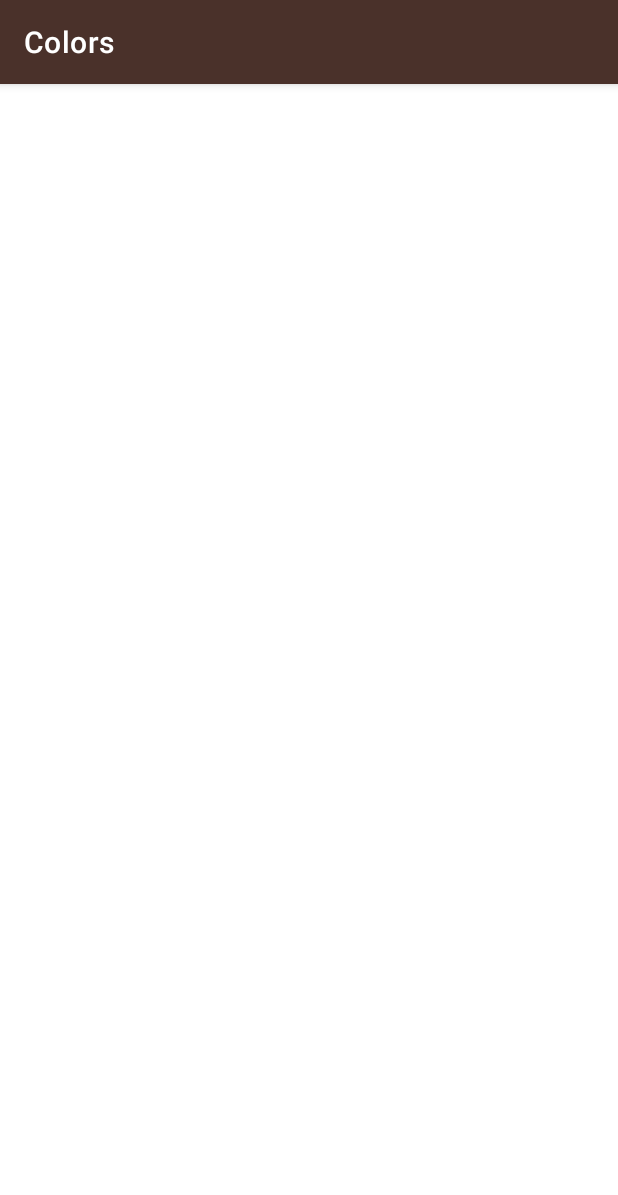
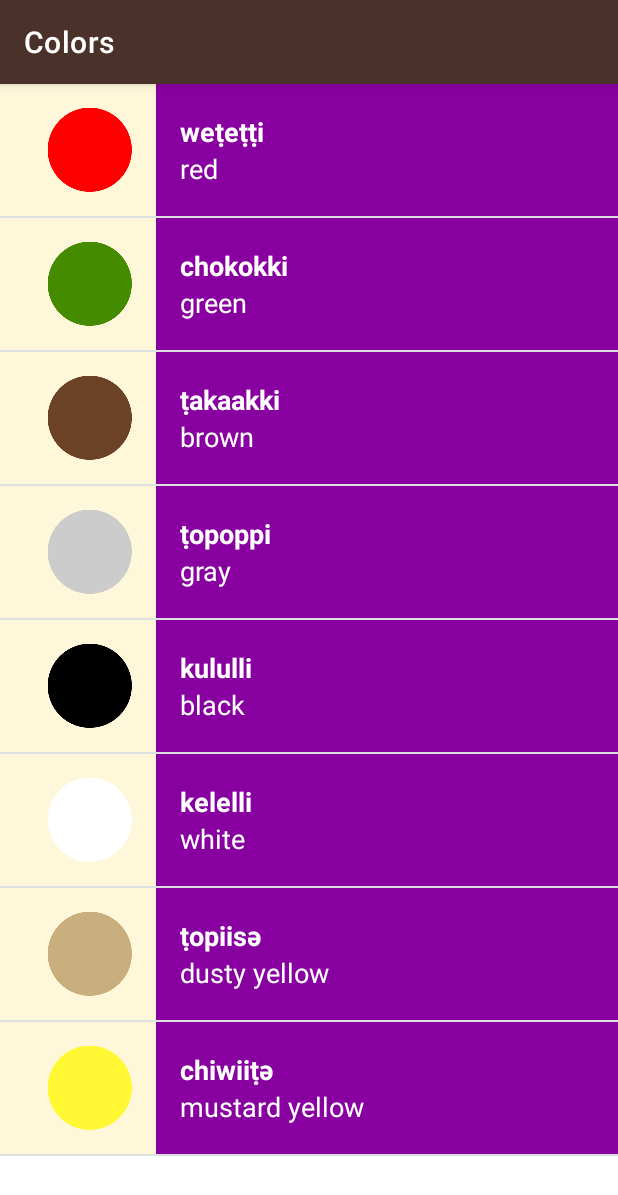
Before and after one commit to Arsonist-Cook/Desenvolvimento-Android_Trilha-Basica, an Android app: the ColorsActivity screen opened directly, with no data from a screen before it, on a phone screen of 412 x 824 dp. Shown: the top 1195 px of the screen. Run offline under Robolectric (Android 15) with nearby library versions, the phone set to English and light mode, and no system bars.

Commit message:
Polish UI

```diff
--- a/Multiscreen Apps/Miwok/app/src/main/java/com/example/android/miwok/ColorsActivity.kt
+++ b/Multiscreen Apps/Miwok/app/src/main/java/com/example/android/miwok/ColorsActivity.kt
@@ -2,10 +2,25 @@ package com.example.android.miwok
 
 import androidx.appcompat.app.AppCompatActivity
 import android.os.Bundle
+import android.widget.ListView
 
 class ColorsActivity : AppCompatActivity() {
     override fun onCreate(savedInstanceState: Bundle?) {
         super.onCreate(savedInstanceState)
         setContentView(R.layout.activity_colors)
+
+        val words: ArrayList<Word> = ArrayList<Word>()
+        words.add(Word("red", "weṭeṭṭi", R.drawable.color_red))
+        words.add(Word("green", "chokokki", R.drawable.color_green))
+        words.add(Word("brown", "ṭakaakki", R.drawable.color_brown))
+        words.add(Word("gray", "ṭopoppi", R.drawable.color_gray))
+        words.add(Word("black", "kululli", R.drawable.color_black))
+        words.add(Word("white", "kelelli", R.drawable.color_white))
+        words.add(Word("dusty yellow", "ṭopiisә", R.drawable.color_dusty_yellow))
+        words.add(Word("mustard yellow", "chiwiiṭә", R.drawable.color_mustard_yellow))
+
+        val listAdapter: WordAdapter = WordAdapter(this, words, R.color.category_colors)
+        val listView: ListView = findViewById(R.id.list)
+        listView.adapter = listAdapter
     }
 }
--- a/Multiscreen Apps/Miwok/app/src/main/java/com/example/android/miwok/WordAdapter.kt
+++ b/Multiscreen Apps/Miwok/app/src/main/java/com/example/android/miwok/WordAdapter.kt
@@ -6,24 +6,34 @@ import android.view.View
 import android.view.ViewGroup
 import android.widget.ArrayAdapter
 import android.widget.ImageView
+import android.widget.LinearLayout
 import android.widget.TextView
+import androidx.core.content.ContextCompat
+import java.util.*
+import kotlin.collections.ArrayList
 
-class WordAdapter(context: Context, words: ArrayList<Word>) :
+class WordAdapter(context: Context, words: ArrayList<Word>, catColor: Int) :
     ArrayAdapter<Word>(context, 0, words) {
+    private val categoryColor: Int = catColor
 
     override fun getView(position: Int, convertView: View?, parent: ViewGroup): View {
         // Check if the existing view is being reused, otherwise inflate the view
         val listItemView: View =
             convertView ?: LayoutInflater.from(context).inflate(R.layout.list_item, parent, false)
 
-        // Get the {@link Word} object located at this position in the list
         val word: Word? = getItem(position)
+
         val imageView: ImageView? = listItemView.findViewById(R.id.image)
+
         if (word?.hasImage() == true) {
-            word?.imageResourceId?.let { return@let imageView?.setImageResource(it) }
+            word.imageResourceId.let { return@let imageView?.setImageResource(it) }
         } else {
             imageView?.visibility = View.GONE
         }
+
+        val itemContent: LinearLayout? = listItemView.findViewById(R.id.item_content)
+        itemContent?.setBackgroundColor(ContextCompat.getColor(context, categoryColor))
+
         val defaultTextView: TextView? = listItemView.findViewById(R.id.default_text_view)
         defaultTextView?.text = word?.defaultTranslation
 
--- a/Multiscreen Apps/Miwok/app/src/main/res/layout/activity_colors.xml
+++ b/Multiscreen Apps/Miwok/app/src/main/res/layout/activity_colors.xml
@@ -1,9 +1,7 @@
 <?xml version="1.0" encoding="utf-8"?>
-<androidx.constraintlayout.widget.ConstraintLayout xmlns:android="http://schemas.android.com/apk/res/android"
-    xmlns:app="http://schemas.android.com/apk/res-auto"
+<ListView xmlns:android="http://schemas.android.com/apk/res/android"
     xmlns:tools="http://schemas.android.com/tools"
+    android:id="@+id/list"
     android:layout_width="match_parent"
     android:layout_height="match_parent"
-    tools:context=".ColorsActivity">
-
-</androidx.constraintlayout.widget.ConstraintLayout>
+    tools:context=".ColorsActivity" />
--- a/Multiscreen Apps/Miwok/app/src/main/res/layout/activity_numbers.xml
+++ b/Multiscreen Apps/Miwok/app/src/main/res/layout/activity_numbers.xml
@@ -3,6 +3,5 @@
     xmlns:tools="http://schemas.android.com/tools"
     android:id="@+id/list"
     android:layout_width="match_parent"
-    android:layout_height="match_parent">
-
-</ListView>
+    android:layout_height="match_parent"
+    tools:context=".NumbersActivity" />
--- a/Multiscreen Apps/Miwok/app/src/main/res/layout/list_item.xml
+++ b/Multiscreen Apps/Miwok/app/src/main/res/layout/list_item.xml
@@ -6,18 +6,19 @@
     android:background="@color/tan_background"
     android:gravity="center_vertical"
     android:orientation="horizontal"
-    android:minHeight="@dimen/list_item_height"
-    android:paddingLeft="@dimen/activity_horizontal_margin">
+    android:minHeight="@dimen/list_item_height">
 
     <ImageView
         android:id="@+id/image"
         android:layout_width="@dimen/list_item_height"
-        android:layout_height="@dimen/list_item_height" />
+        android:layout_height="@dimen/list_item_height"
+        android:layout_marginLeft="@dimen/activity_horizontal_margin"/>
 
     <LinearLayout
+        android:id="@+id/item_content"
         android:layout_width="match_parent"
         android:layout_height="match_parent"
-        android:background="@color/category_numbers"
+
         android:orientation="vertical"
         android:paddingLeft="@dimen/activity_horizontal_margin">
 
```
Also changed, not shown: Multiscreen Apps/Miwok/app/src/main/java/com/example/android/miwok/FamilyActivity.kt (+18 -0 lines), Multiscreen Apps/Miwok/app/src/main/java/com/example/android/miwok/NumbersActivity.kt (+4 -3 lines), Multiscreen Apps/Miwok/app/src/main/java/com/example/android/miwok/PhrasesActivity.kt (+18 -0 lines), Multiscreen Apps/Miwok/app/src/main/res/layout/activity_family.xml (+3 -5 lines), Multiscreen Apps/Miwok/app/src/main/res/layout/activity_phrases.xml (+3 -5 lines).
